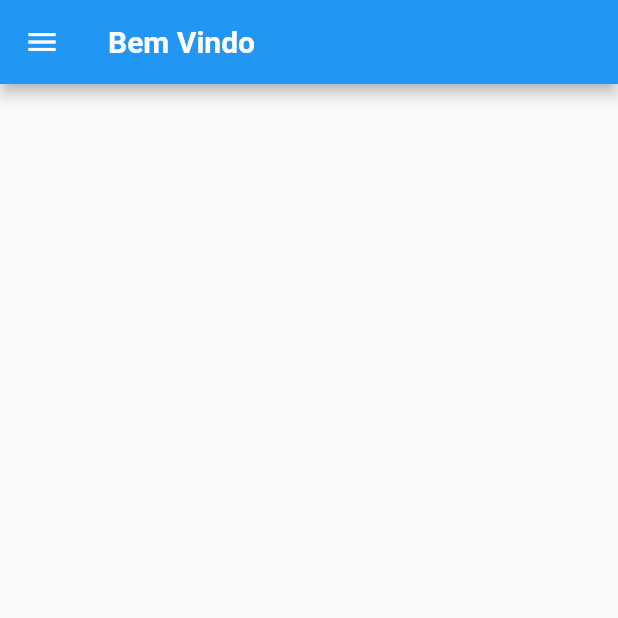
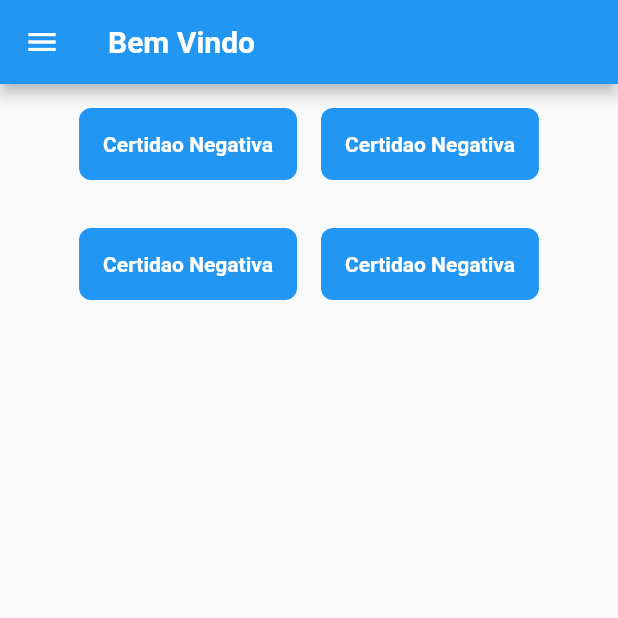
Before and after one commit to GleidsonRamos/memora_sefaz, a Flutter app: the HomePage screen opened directly, on a phone screen of 412 x 824 dp, the top half of it. Run offline on Flutter 3.47's test engine with Material 2 defaults, Android fonts, the phone set to English and light mode, and no system bars; missing offline and left inert: mask_shifter.

Commit message:
Novas telas home e Certidão negativa

```diff
--- /dev/null
+++ b/lib/bloc/BlocCertidaoNegativa.dart
@@ -0,0 +1,29 @@
+import 'package:flutter/material.dart';
+
+class BlocCertidaoNegativa with ChangeNotifier{
+
+  BlocCertidaoNegativa();
+
+  String _displayOptionDivida = "0";
+  int _displayOptionEspolio = 0;
+  String _cpfcnpj = "";
+
+  void setDisplayOptionDivida(String _textValue){
+    _displayOptionDivida = _textValue;
+    notifyListeners();
+  }
+
+  void setDisplayOptionEspolio(int _textValue){
+    _displayOptionEspolio = _textValue;
+    notifyListeners();
+  }
+
+  void setDisplayCpfCnpj(String _textValue){
+    _cpfcnpj = _textValue;
+    notifyListeners();
+  }
+
+  String get getDisplayOptionDivida => _displayOptionDivida;
+  int get getDisplayOptionEspolio => _displayOptionEspolio;
+  String get getDisplayCpfCnpj => _cpfcnpj;
+}
--- a/lib/pages/home.dart
+++ b/lib/pages/home.dart
@@ -1,5 +1,8 @@
 import 'package:flutter/material.dart';
+import 'package:provider/provider.dart';
+import 'package:sefaz_exemplo/bloc/BlocCertidaoNegativa.dart';
 import 'package:sefaz_exemplo/components/drawer/drawer.dart';
+import 'package:sefaz_exemplo/pages/certidao_negativa.dart';
 
 
 class HomePage extends StatefulWidget {
@@ -19,7 +22,111 @@ class _HomePageState extends State<HomePage> {
           backgroundColor: Theme.of(context).primaryColor,
         ),
         drawer: CustomDrawer(),
-        body: Container()
+        body: ListView(
+          children: <Widget>[
+            Padding(
+              padding: const EdgeInsets.all(8.0),
+              child: Row(
+                mainAxisAlignment: MainAxisAlignment.center,
+                crossAxisAlignment: CrossAxisAlignment.center,
+                children: <Widget>[
+                  Padding(
+                    padding: const EdgeInsets.all(8.0),
+                    child: Material(
+                      borderRadius: BorderRadius.circular(8.0),
+                      color: Colors.blue.withOpacity(1.0),
+                      child: InkWell(
+                        onTap: () {openCertidao();}, // needed
+                        child: Padding(
+                          padding: const EdgeInsets.all(16.0),
+                          child: Column(
+                            children: <Widget>[
+                              Text("Certidao Negativa", style: TextStyle(color: Colors.white, fontWeight: FontWeight.bold),),
+                            ],
+                          ),
+                        ),
+                      ),
+                    ),
+                  ),
+                  Padding(
+                    padding: const EdgeInsets.all(8.0),
+                    child: Material(
+                      borderRadius: BorderRadius.circular(8.0),
+                      color: Colors.blue.withOpacity(1.0),
+                      child: InkWell(
+                        onTap: () {openCertidao();}, // needed
+                        child: Padding(
+                          padding: const EdgeInsets.all(16.0),
+                          child: Column(
+                            children: <Widget>[
+                              Text("Certidao Negativa", style: TextStyle(color: Colors.white, fontWeight: FontWeight.bold),),
+                            ],
+                          ),
+                        ),
+                      ),
+                    ),
+                  ),
+                ],
+              ),
+            ),
+            Padding(
+              padding: const EdgeInsets.all(8.0),
+              child: Row(
+                mainAxisAlignment: MainAxisAlignment.center,
+                crossAxisAlignment: CrossAxisAlignment.center,
+                children: <Widget>[
+                  Padding(
+                    padding: const EdgeInsets.all(8.0),
+                    child: Material(
+                      borderRadius: BorderRadius.circular(8.0),
+                      color: Colors.blue.withOpacity(1.0),
+                      child: InkWell(
+                        onTap: () {openCertidao();}, // needed
+                        child: Padding(
+                          padding: const EdgeInsets.all(16.0),
+                          child: Column(
+                            children: <Widget>[
+                              Text("Certidao Negativa", style: TextStyle(color: Colors.white, fontWeight: FontWeight.bold),),
+                            ],
+                          ),
+                        ),
+                      ),
+                    ),
+                  ),
+                  Padding(
+                    padding: const EdgeInsets.all(8.0),
+                    child: Material(
+                      borderRadius: BorderRadius.circular(8.0),
+                      color: Colors.blue.withOpacity(1.0),
+                      child: InkWell(
+                        onTap: () {openCertidao();}, // needed
+                        child: Padding(
+                          padding: const EdgeInsets.all(16.0),
+                          child: Column(
+                            children: <Widget>[
+                              Text("Certidao Negativa", style: TextStyle(color: Colors.white, fontWeight: FontWeight.bold),),
+                            ],
+                          ),
+                        ),
+                      ),
+                    ),
+                  ),
+                ],
+              ),
+            )
+          ],
+        )
         );
   }
+
+
+  void openCertidao(){
+    Navigator.push(
+        context,
+        MaterialPageRoute(
+            builder: (context) => ChangeNotifierProvider<BlocCertidaoNegativa>(
+              builder: (_) => BlocCertidaoNegativa(),
+              child: CertidaoPage(),
+            )));
+  }
 }
--- a/pubspec.yaml
+++ b/pubspec.yaml
@@ -26,6 +26,7 @@ dependencies:
   image_picker: 0.5.0+9
   http: ^0.12.0+2
   provider: ^2.0.1
+  mask_shifter: ^0.1.0
 
 dev_dependencies:
   flutter_test:
```
Also changed, not shown: lib/pages/certidao_negativa.dart (added, +120 -0 lines), pubspec.lock.
